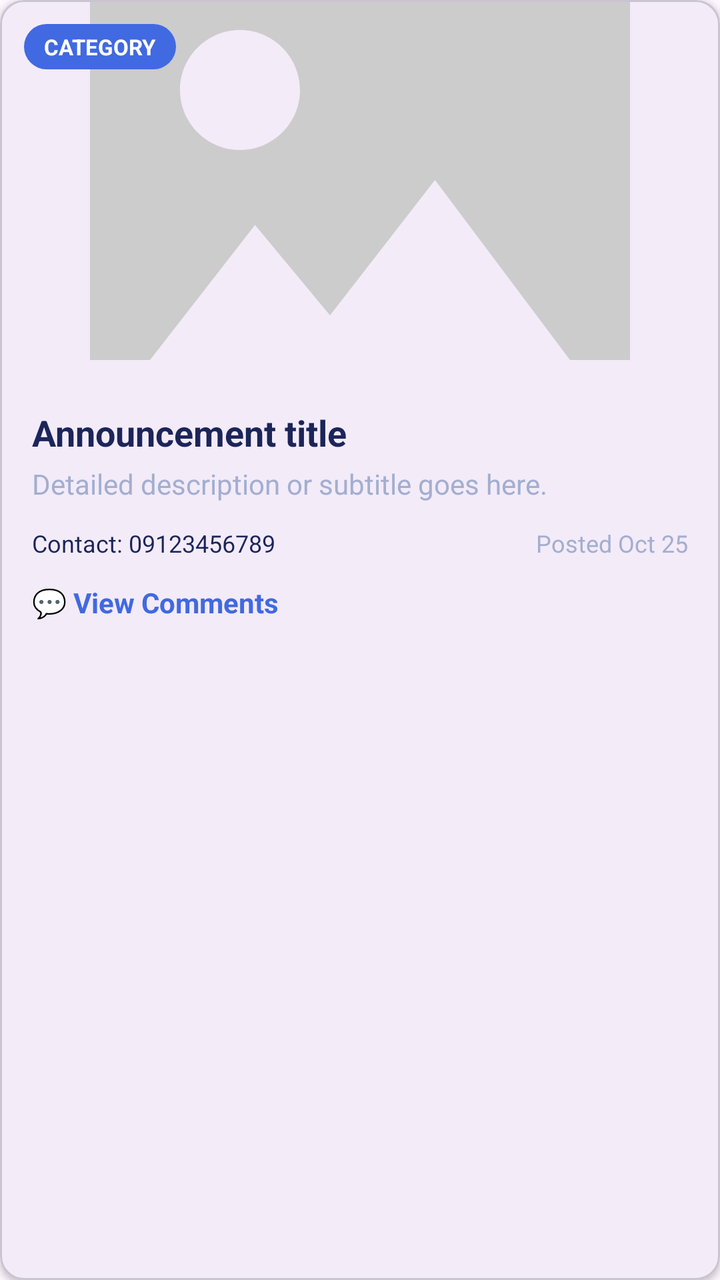
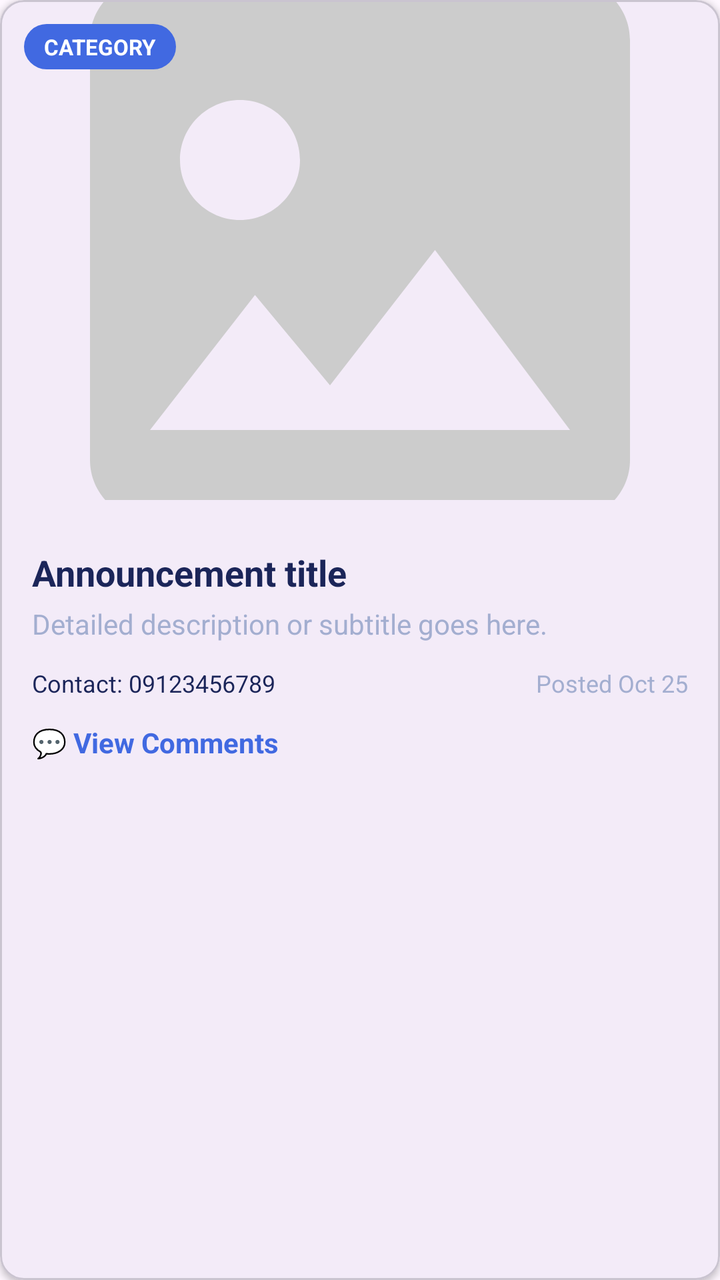

The first picture is an Android layout as it rendered before a commit; the second is the same layout after the commit. The layout source and the unified diff follow.
<!-- AndroidManifest.xml: application theme Theme.StreetAssist -->
<!-- res/layout/news_announcement.xml -->
<?xml version="1.0" encoding="utf-8"?>
<com.google.android.material.card.MaterialCardView xmlns:android="http://schemas.android.com/apk/res/android"
    xmlns:app="http://schemas.android.com/apk/res-auto"
    android:layout_width="match_parent"
    android:layout_height="wrap_content"
    android:layout_marginBottom="16dp"
    app:cardCornerRadius="12dp"
    app:cardElevation="2dp">

    <LinearLayout
        android:layout_width="match_parent"
        android:layout_height="wrap_content"
        android:orientation="vertical">

        
        <FrameLayout
            android:id="@+id/imageContainer"
            android:layout_width="match_parent"
            android:layout_height="180dp">

            <ImageView
                android:id="@+id/ivBanner"
                android:layout_width="match_parent"
                android:layout_height="match_parent"
                android:contentDescription="Announcement image"
                android:scaleType="centerCrop"
                android:src="@drawable/ic_image_placeholder" />

            
            <LinearLayout
                android:layout_width="match_parent"
                android:layout_height="wrap_content"
                android:layout_gravity="top"
                android:padding="12dp"
                android:orientation="horizontal">

                <TextView
                    android:id="@+id/tvCategory"
                    android:layout_width="wrap_content"
                    android:layout_height="wrap_content"
                    android:background="@drawable/chip_bg_blue"
                    android:paddingHorizontal="10dp"
                    android:paddingVertical="4dp"
                    android:text="CATEGORY"
                    android:textColor="#FFFFFF"
                    android:textSize="11sp"
                    android:textStyle="bold" />

                <View
                    android:layout_width="0dp"
                    android:layout_height="0dp"
                    android:layout_weight="1" />

                <TextView
                    android:id="@+id/tvStatusBadge"
                    android:layout_width="wrap_content"
                    android:layout_height="wrap_content"
                    android:background="@drawable/chip_bg_status"
                    android:paddingHorizontal="10dp"
                    android:paddingVertical="4dp"
                    android:text="Status"
                    android:textColor="#FFFFFF"
                    android:textSize="11sp"
                    android:textStyle="bold"
                    android:visibility="gone" />
            </LinearLayout>
        </FrameLayout>

        <LinearLayout
            android:layout_width="match_parent"
            android:layout_height="wrap_content"
            android:orientation="vertical"
            android:padding="16dp">


            <TextView
                android:id="@+id/tvTitle"
                android:layout_width="match_parent"
                android:layout_height="wrap_content"
                android:layout_marginTop="8dp"
                android:text="Announcement title"
                android:textColor="@color/text_primary"
                android:textSize="18sp"
                android:textStyle="bold" />

            <TextView
                android:id="@+id/tvSubtitle"
                android:layout_width="match_parent"
                android:layout_height="wrap_content"
                android:layout_marginTop="4dp"
                android:text="Detailed description or subtitle goes here."
                android:textColor="@color/text_secondary"
                android:textSize="14sp" />

            
            <LinearLayout
                android:id="@+id/containerIncidentInfo"
                android:layout_width="match_parent"
                android:layout_height="wrap_content"
                android:layout_marginTop="12dp"
                android:orientation="vertical"
                android:visibility="gone">

                <TextView
                    android:id="@+id/tvIncidentDateTime"
                    android:layout_width="wrap_content"
                    android:layout_height="wrap_content"
                    android:text="📅 Oct 25, 2023 at 10:00 AM"
                    android:textColor="@color/text_secondary"
                    android:textSize="12sp" />

                <TextView
                    android:id="@+id/tvLocation"
                    android:layout_width="wrap_content"
                    android:layout_height="wrap_content"
                    android:layout_marginTop="4dp"
                    android:background="?attr/selectableItemBackground"
                    android:clickable="true"
                    android:focusable="true"
                    android:paddingHorizontal="4dp"
                    android:paddingVertical="2dp"
                    android:text="📍 Quezon City, Metro Manila"
                    android:textColor="@color/blue_primary"
                    android:textSize="12sp"
                    android:textStyle="bold" />
            </LinearLayout>

            <RelativeLayout
                android:layout_width="match_parent"
                android:layout_height="wrap_content"
                android:layout_marginTop="12dp">

                <TextView
                    android:id="@+id/tvContact"
                    android:layout_width="wrap_content"
                    android:layout_height="wrap_content"
                    android:text="Contact: 09123456789"
                    android:textColor="@color/text_primary"
                    android:textSize="12sp" />

                <TextView
                    android:id="@+id/tvDate"
                    android:layout_width="wrap_content"
                    android:layout_height="wrap_content"
                    android:layout_alignParentEnd="true"
                    android:text="Posted Oct 25"
                    android:textColor="@color/text_secondary"
                    android:textSize="12sp" />
            </RelativeLayout>

            <TextView
                android:id="@+id/tvToggleComments"
                android:layout_width="wrap_content"
                android:layout_height="wrap_content"
                android:layout_marginTop="12dp"
                android:text="💬 View Comments"
                android:textColor="@color/blue_primary"
                android:textStyle="bold" />

            <LinearLayout
                android:id="@+id/commentSection"
                android:layout_width="match_parent"
                android:layout_height="wrap_content"
                android:layout_marginTop="10dp"
                android:orientation="vertical"
                android:visibility="gone">

                <TextView
                    android:id="@+id/tvCommentCount"
                    android:layout_width="wrap_content"
                    android:layout_height="wrap_content"
                    android:text="0 Comments"
                    android:textColor="@color/text_secondary"
                    android:textSize="12sp" />

                <ProgressBar
                    android:id="@+id/commentsProgress"
                    style="?android:attr/progressBarStyleSmall"
                    android:layout_width="wrap_content"
                    android:layout_height="wrap_content"
                    android:layout_marginTop="8dp"
                    android:visibility="gone" />

                <TextView
                    android:id="@+id/tvNoComments"
                    android:layout_width="wrap_content"
                    android:layout_height="wrap_content"
                    android:layout_marginTop="8dp"
                    android:text="No comments yet."
                    android:textColor="@color/text_secondary"
                    android:textSize="12sp"
                    android:visibility="gone" />

                <androidx.recyclerview.widget.RecyclerView
                    android:id="@+id/rvComments"
                    android:layout_width="match_parent"
                    android:layout_height="wrap_content"
                    android:layout_marginTop="8dp"
                    android:nestedScrollingEnabled="false" />

                <LinearLayout
                    android:id="@+id/containerAddComment"
                    android:layout_width="match_parent"
                    android:layout_height="wrap_content"
                    android:layout_marginTop="8dp"
                    android:gravity="center_vertical"
                    android:orientation="vertical">

                    <TextView
                        android:id="@+id/tvAttachedLocation"
                        android:layout_width="wrap_content"
                        android:layout_height="wrap_content"
                        android:layout_marginBottom="4dp"
                        android:text="📍 Location attached"
                        android:textColor="@color/blue_primary"
                        android:textSize="11sp"
                        android:textStyle="bold"
                        android:visibility="gone" />

                    <LinearLayout
                        android:layout_width="match_parent"
                        android:layout_height="wrap_content"
                        android:gravity="center_vertical"
                        android:orientation="horizontal">

                        <ImageButton
                            android:id="@+id/btnCommentLocation"
                            android:layout_width="40dp"
                            android:layout_height="40dp"
                            android:layout_marginEnd="4dp"
                            android:background="?attr/selectableItemBackgroundBorderless"
                            android:contentDescription="Attach location"
                            android:padding="8dp"
                            android:scaleType="centerInside"
                            android:src="@android:drawable/ic_menu_mylocation"
                            app:tint="@color/text_secondary" />

                        <EditText
                            android:id="@+id/etComment"
                            android:layout_width="0dp"
                            android:layout_height="40dp"
                            android:layout_weight="1"
                            android:background="@drawable/comment_bubble_bg"
                            android:hint="Write a comment..."
                            android:paddingHorizontal="10dp"
                            android:textColor="@color/text_primary"
                            android:textColorHint="@color/text_secondary"
                            android:textSize="13sp" />

                        <ImageButton
                            android:id="@+id/btnSendComment"
                            android:layout_width="40dp"
                            android:layout_height="40dp"
                            android:layout_marginStart="8dp"
                            android:background="?attr/selectableItemBackgroundBorderless"
                            android:contentDescription="Send comment"
                            android:src="@android:drawable/ic_menu_send" />
                    </LinearLayout>
                </LinearLayout>

            </LinearLayout>
        </LinearLayout>
    </LinearLayout>
</com.google.android.material.card.MaterialCardView>
<!-- resources referenced by this layout -->
<resources>
  <color name="blue_primary">#4169E1</color>
  <color name="text_primary">#1B2559</color>
  <color name="text_secondary">#A3AED0</color>
  <!-- drawable chip_bg_blue (drawable) -->
  <?xml version="1.0" encoding="utf-8"?>
  <shape xmlns:android="http://schemas.android.com/apk/res/android">
      <solid android:color="#4169E1" />
      <corners android:radius="20dp" />
  </shape>
  <!-- drawable chip_bg_status (drawable) -->
  <?xml version="1.0" encoding="utf-8"?>
  <shape xmlns:android="http://schemas.android.com/apk/res/android">
      <solid android:color="#FFC107" />
      <corners android:radius="20dp" />
  </shape>
  <!-- drawable comment_bubble_bg (drawable) -->
  <?xml version="1.0" encoding="utf-8"?>
  <shape xmlns:android="http://schemas.android.com/apk/res/android"
      android:shape="rectangle">
      <solid android:color="#F0F2F5" />
      <corners android:radius="14dp"
          android:topLeftRadius="4dp" />
  </shape>
  <!-- drawable ic_image_placeholder (drawable) -->
  <?xml version="1.0" encoding="utf-8"?>
  <vector xmlns:android="http://schemas.android.com/apk/res/android"
      android:width="96dp"
      android:height="96dp"
      android:viewportWidth="24"
      android:viewportHeight="24">
  
      <path
          android:fillColor="#CCCCCC"
          android:pathData="M21,19V5c0,-1.1 -0.9,-2 -2,-2H5C3.9,3 3,3.9 3,5v14c0,1.1 0.9,2 2,2h14c1.1,0 2,-0.9 2,-2zM8.5,13.5l2.5,3.01L14.5,12l4.5,6H5l3.5,-4.5zM8,11c-1.1,0 -2,-0.9 -2,-2s0.9,-2 2,-2 2,0.9 2,2 -0.9,2 -2,2z"/>
  </vector>
  <style name="Theme.StreetAssist" parent="Base.Theme.StreetAssist" />
  <style name="Base.Theme.StreetAssist" parent="Theme.Material3.DayNight.NoActionBar">
          
          
      </style>
</resources>

<!-- the commit's change to res/layout/news_announcement.xml (unified diff, before → after) -->
@@ -16,7 +16,7 @@
         <FrameLayout
             android:id="@+id/imageContainer"
             android:layout_width="match_parent"
-            android:layout_height="180dp">
+            android:layout_height="250dp">
 
             <ImageView
                 android:id="@+id/ivBanner"
@@ -25,6 +25,29 @@
                 android:contentDescription="Announcement image"
                 android:scaleType="centerCrop"
                 android:src="@drawable/ic_image_placeholder" />
+
+            <androidx.viewpager2.widget.ViewPager2
+                android:id="@+id/vpAnnouncementSlider"
+                android:layout_width="match_parent"
+                android:layout_height="match_parent"
+                android:visibility="gone" />
+
+            
+            <TextView
+                android:id="@+id/tvImageSliderIndicator"
+                android:layout_width="wrap_content"
+                android:layout_height="wrap_content"
+                android:layout_gravity="bottom|end"
+                android:layout_margin="12dp"
+                android:background="@drawable/badge_pending"
+                android:textColor="#FFFFFF"
+                android:backgroundTint="#AA000000"
+                android:paddingHorizontal="8dp"
+                android:paddingVertical="4dp"
+                android:textSize="10sp"
+                android:textStyle="bold"
+                android:text="1 / 3"
+                android:visibility="gone" />
 
             
             <LinearLayout
@@ -91,6 +114,7 @@
                 android:text="Detailed description or subtitle goes here."
                 android:textColor="@color/text_secondary"
                 android:textSize="14sp" />
+
 
             
             <LinearLayout
@@ -125,6 +149,38 @@
                     android:textStyle="bold" />
             </LinearLayout>
 
+            
+            <LinearLayout
+                android:id="@+id/layoutCaseClosedProof"
+                android:layout_width="match_parent"
+                android:layout_height="wrap_content"
+                android:layout_marginTop="12dp"
+                android:orientation="vertical"
+                android:visibility="gone">
+
+
+                
+                <LinearLayout
+                    android:id="@+id/layoutCaseClosedImages"
+                    android:layout_width="match_parent"
+                    android:layout_height="wrap_content"
+                    android:layout_marginBottom="8dp"
+                    android:orientation="horizontal" />
+
+                
+                <com.google.android.material.button.MaterialButton
+                    android:id="@+id/btnViewCaseClosedProof"
+                    style="@style/Widget.MaterialComponents.Button.OutlinedButton"
+                    android:layout_width="match_parent"
+                    android:layout_height="40dp"
+                    android:text="🔍 View Case Closed Photos"
+                    android:textAllCaps="false"
+                    android:textColor="#FF4444"
+                    android:visibility="gone"
+                    app:cornerRadius="8dp"
+                    app:strokeColor="#FF4444" />
+            </LinearLayout>
+
             <RelativeLayout
                 android:layout_width="match_parent"
                 android:layout_height="wrap_content"
<!-- resource entries referenced after the edit -->
@@ -3,6 +3,13 @@
   <color name="blue_primary">#4169E1</color>
   <color name="text_primary">#1B2559</color>
   <color name="text_secondary">#A3AED0</color>
+  <!-- drawable badge_pending (drawable) -->
+  <?xml version="1.0" encoding="utf-8"?>
+  <shape xmlns:android="http://schemas.android.com/apk/res/android"
+      android:shape="rectangle">
+      <solid android:color="#FAEEDA" />
+      <corners android:radius="8dp" />
+  </shape>
   <!-- drawable chip_bg_blue (drawable) -->
   <?xml version="1.0" encoding="utf-8"?>
   <shape xmlns:android="http://schemas.android.com/apk/res/android">
